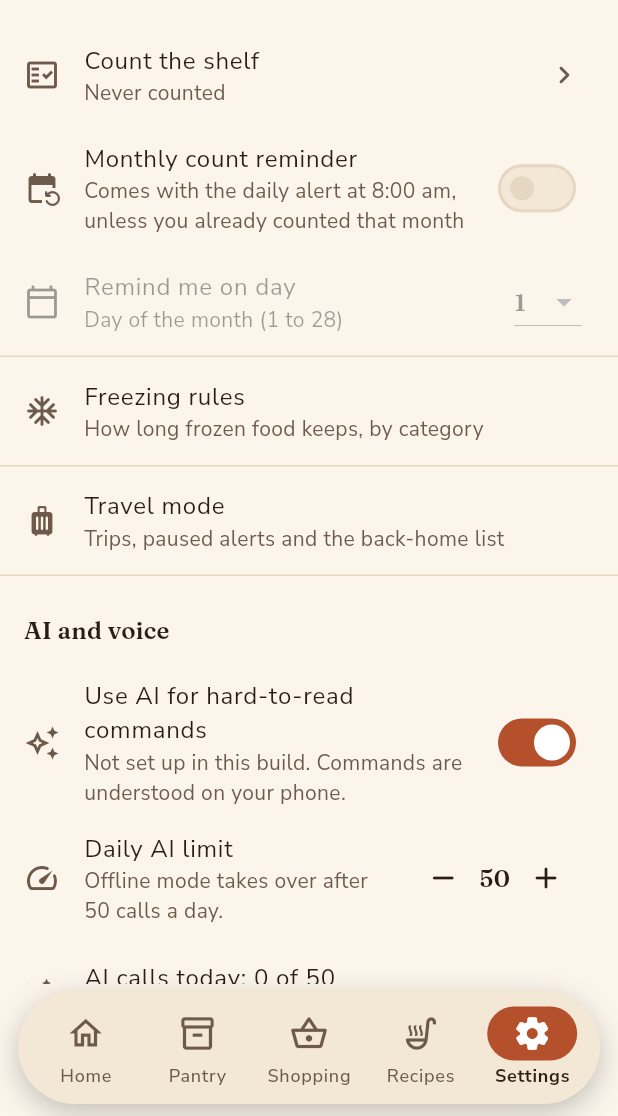
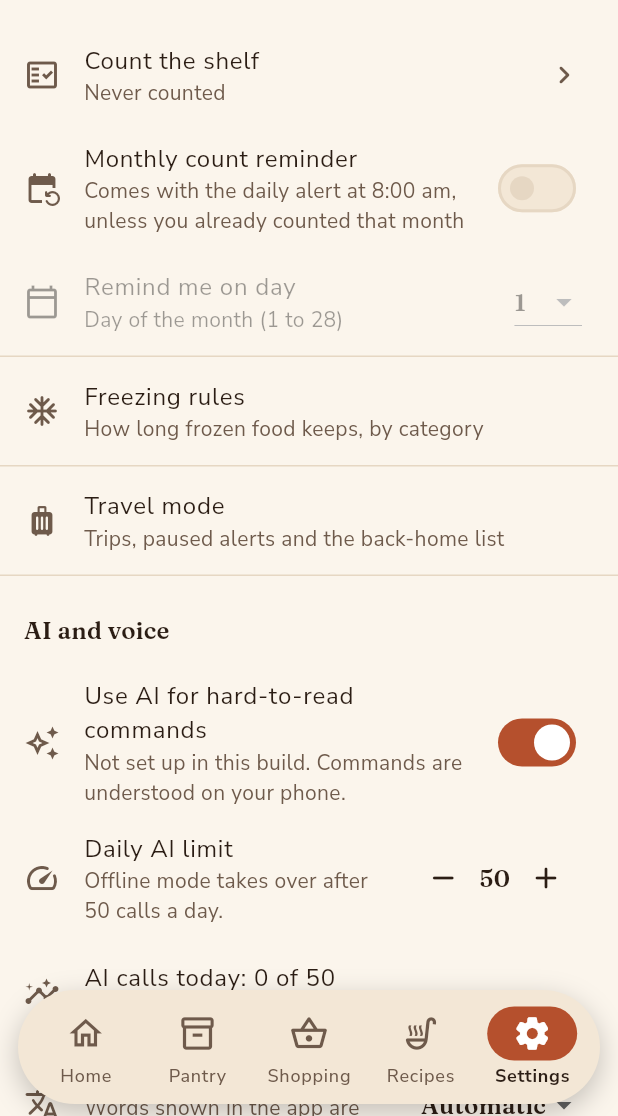
Before and after one commit to adssaketh/akshaya, a Flutter app: the screen it shows after launch, item 5 of the bottom bar chosen, scrolled down 1728 dp, on a phone screen of 412 x 824 dp, the part 120-1236 px from its top. Run offline on Flutter 3.47's test engine with Material 3 defaults, Android fonts, the phone set to English and light mode, and no system bars; drawn by our look-alikes of dynamic_color; our stand-ins replace cloud_firestore, drift, drift_flutter, file_picker, firebase_ai, firebase_auth and 10 more; missing offline and left inert: firebase_app_check, home_widget, mobile_scanner, quick_actions, record, workmanager; accounts and stored records are empty; statements that could not run were skipped.

Commit message:
Nav bar floats over the page: tabs run behind it, lists and buttons clear it
Co-Authored-By: Claude Sonnet 5.5 <noreply@anthropic.com>
Claude-Session: https://claude.ai/code/session_01U5M53a3BWDbCF5tTCZsqAF

```diff
--- a/lib/core/design/theme/design_context.dart
+++ b/lib/core/design/theme/design_context.dart
@@ -16,6 +16,20 @@ extension AkshayaThemeContext on BuildContext {
             : AkshayaColors.light);
   }
 
+  /// Space at the bottom of the screen taken by the floating navigation bar
+  /// (and the system gesture area). Tab screens run behind the bar, so their
+  /// scrolling content adds this to its bottom padding. On screens pushed over
+  /// the tabs it is only the system inset.
+  double get navClearance => MediaQuery.paddingOf(this).bottom;
+
+  /// Extra lift a floating button needs on a tab screen: the bar's height
+  /// beyond the system inset the Scaffold already respects.
+  double get navBarInset {
+    final double extra = MediaQuery.paddingOf(this).bottom -
+        MediaQuery.viewPaddingOf(this).bottom;
+    return extra > 0 ? extra : 0;
+  }
+
   /// Text theme for the current theme.
   TextTheme get akText => Theme.of(this).textTheme;
 }
--- a/lib/core/design/widgets/fab_cluster.dart
+++ b/lib/core/design/widgets/fab_cluster.dart
@@ -45,7 +45,9 @@ class AkshayaFabCluster extends StatelessWidget {
   Widget build(BuildContext context) {
     final colors = context.akColors;
     return PopIn(
-      child: Column(
+      child: Padding(
+        padding: EdgeInsets.only(bottom: context.navBarInset),
+        child: Column(
         mainAxisSize: MainAxisSize.min,
         crossAxisAlignment: CrossAxisAlignment.end,
         children: <Widget>[
@@ -67,6 +69,7 @@ class AkshayaFabCluster extends StatelessWidget {
             label: Text(label),
           ),
         ],
+        ),
       ),
     );
   }
--- a/lib/features/home/presentation/home_screen.dart
+++ b/lib/features/home/presentation/home_screen.dart
@@ -65,8 +65,9 @@ class HomeScreen extends ConsumerWidget {
         toBuy.values.fold<int>(0, (int sum, int n) => sum + n);
 
     return SafeArea(
+      bottom: false,
       child: ListView(
-        padding: const EdgeInsets.only(bottom: AppSpacing.xxl),
+        padding: EdgeInsets.only(bottom: AppSpacing.xxl + context.navClearance),
         children: <Widget>[
           const AkshayaHeader(
             actions: <Widget>[GuideButton(), VoiceMicButton()],
--- a/lib/features/pantry/presentation/pantry_screen.dart
+++ b/lib/features/pantry/presentation/pantry_screen.dart
@@ -72,6 +72,7 @@ class _PantryScreenState extends ConsumerState<PantryScreen> {
         ],
       ),
       body: SafeArea(
+        bottom: false,
         child: Column(
           children: <Widget>[
             AkshayaHeader(
@@ -217,11 +218,11 @@ class _PantryList extends ConsumerWidget {
     };
 
     return ListView.builder(
-      padding: const EdgeInsets.fromLTRB(
+      padding: EdgeInsets.fromLTRB(
         AppSpacing.lg,
         AppSpacing.sm,
         AppSpacing.lg,
-        AppSizes.fab + AppSpacing.xxl,
+        AppSizes.fab + AppSpacing.xxl + context.navClearance,
       ),
       itemCount: rows.length,
       // Rows keep their identity when the list is searched, filtered or
--- a/lib/features/settings/settings_screen.dart
+++ b/lib/features/settings/settings_screen.dart
@@ -93,7 +93,9 @@ class SettingsScreen extends ConsumerWidget {
     ];
 
     return SafeArea(
+      bottom: false,
       child: ListView.builder(
+        padding: EdgeInsets.only(bottom: context.navClearance),
         physics: const ClampingScrollPhysics(),
         addAutomaticKeepAlives: false,
         itemCount: sections.length + 1,
--- a/lib/features/shell/app_shell.dart
+++ b/lib/features/shell/app_shell.dart
@@ -156,6 +156,9 @@ class _AppShellState extends ConsumerState<AppShell> {
   @override
   Widget build(BuildContext context) {
     return Scaffold(
+      // The tabs run behind the floating bar, so nothing is cut off in a
+      // straight line above it.
+      extendBody: true,
       body: IndexedStack(
         index: _index,
         children: <Widget>[
```
Also changed, not shown: lib/features/recipes/presentation/recipes_screen.dart (+5 -4 lines), lib/features/shopping/presentation/shopping_screen.dart (+6 -4 lines), 1 other file.
